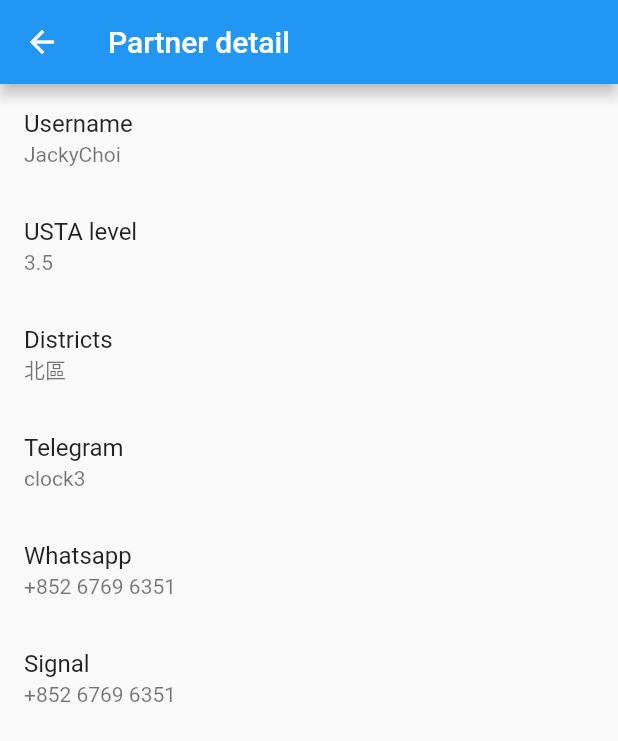
After one commit to jackychoi26/play_tennis_hk, a Flutter app: the PartnerDetailScreen screen opened directly, on a phone screen of 412 x 824 dp. The commit adds this screen. Shown: the top 741 px of the screen. Run offline on Flutter 3.47's test engine with Material 2 defaults, Android fonts, the phone set to English and light mode, and no system bars; our stand-ins replace dio, flutter_riverpod, flutter_secure_storage; accounts and stored records are empty; generated files the repository leaves out were written again; network calls fail.

Commit message:
feat: added UI for partner detail screen

```diff
--- /dev/null
+++ b/lib/features/matchmaking/ui/partner_detail_screen.dart
@@ -0,0 +1,45 @@
+import 'package:flutter/material.dart';
+import 'package:play_tennis_hk/components/custom_text.dart';
+import 'package:flutter_gen/gen_l10n/app_localizations.dart';
+import 'package:play_tennis_hk/domain/district.dart';
+
+class PartnerDetailScreen extends StatelessWidget {
+  const PartnerDetailScreen({super.key});
+
+  @override
+  Widget build(BuildContext context) {
+    return Scaffold(
+      appBar: AppBar(
+        title: CustomText(AppLocalizations.of(context)?.partnerDetail),
+      ),
+      body: Column(
+        children: [
+          ListTile(
+            title: CustomText(AppLocalizations.of(context)?.username),
+            subtitle: const Text("JackyChoi"),
+          ),
+          ListTile(
+            title: CustomText(AppLocalizations.of(context)?.ustaLevel),
+            subtitle: const Text("3.5"),
+          ),
+          ListTile(
+            title: CustomText(AppLocalizations.of(context)?.district),
+            subtitle: CustomText(District.north.toLocalizedName("zh")),
+          ),
+          ListTile(
+            title: CustomText(AppLocalizations.of(context)?.telegram),
+            subtitle: const Text("clock3"),
+          ),
+          ListTile(
+            title: CustomText(AppLocalizations.of(context)?.whatsapp),
+            subtitle: const Text("+852 6769 6351"),
+          ),
+          ListTile(
+            title: CustomText(AppLocalizations.of(context)?.signal),
+            subtitle: const Text("+852 6769 6351"),
+          ),
+        ],
+      ),
+    );
+  }
+}
--- a/lib/features/matchmaking/ui/tennis_match_info_cell.dart
+++ b/lib/features/matchmaking/ui/tennis_match_info_cell.dart
@@ -4,6 +4,7 @@ import 'package:play_tennis_hk/components/custom_text.dart';
 import 'package:play_tennis_hk/core/extensions/date_time_formatter.dart';
 import 'package:play_tennis_hk/domain/district.dart';
 import 'package:play_tennis_hk/domain/region.dart';
+import 'package:play_tennis_hk/features/matchmaking/ui/partner_detail_screen.dart';
 
 class TennisMatchInfoCell extends StatelessWidget {
   const TennisMatchInfoCell({
@@ -60,7 +61,15 @@ class TennisMatchInfoCell extends StatelessWidget {
   Widget build(BuildContext context) {
     final localName = AppLocalizations.of(context)?.localeName;
 
-    return Container(
+    return InkWell(
+      onTap: () {
+        Navigator.of(context).push(
+          MaterialPageRoute(
+            builder: (context) => const PartnerDetailScreen(),
+          ),
+        );
+      },
+      child: Container(
         padding: const EdgeInsets.all(14),
         margin: const EdgeInsets.only(top: 12),
         decoration: BoxDecoration(
@@ -81,6 +90,7 @@ class TennisMatchInfoCell extends StatelessWidget {
                 "${AppLocalizations.of(context)?.remarks}: ${remarks ?? ""}"),
           ],
         ),
+      ),
     );
   }
 }
--- a/lib/l10n/app_en.arb
+++ b/lib/l10n/app_en.arb
@@ -37,5 +37,7 @@
   "loginAccount": "Login account",
   "login": "Login",
   "logout": "Logout",
-  "filter": "Filter"
+  "filter": "Filter",
+  "partnerDetail": "Partner detail",
+  "district": "Districts"
 }
--- a/lib/l10n/app_zh.arb
+++ b/lib/l10n/app_zh.arb
@@ -37,5 +37,7 @@
   "loginAccount": "登入帳號",
   "login": "登入",
   "logout": "登出",
-  "filter": "篩選"
+  "filter": "篩選",
+  "partnerDetail": "波友資料",
+  "district": "地區"
 }
```
Lines whose indentation alone changed are shown as unchanged.
